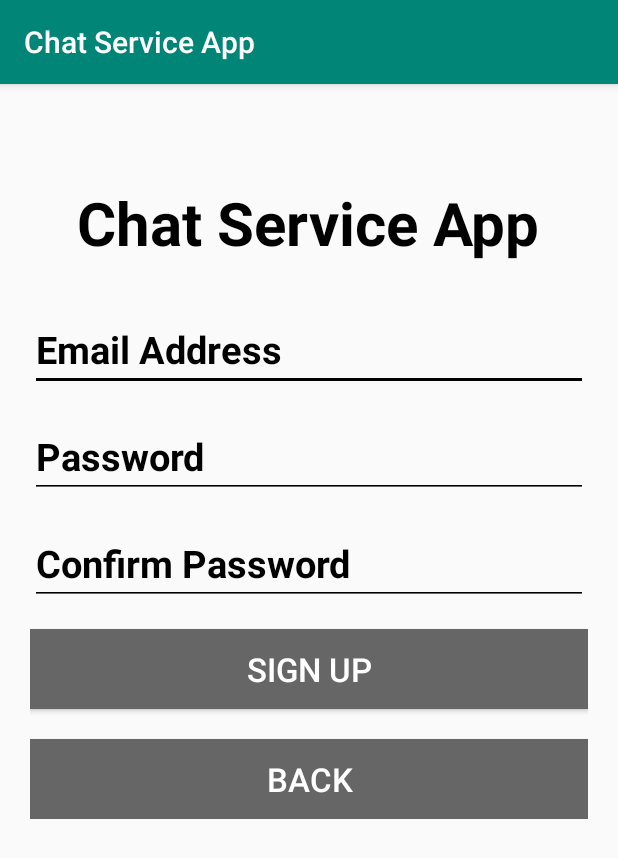
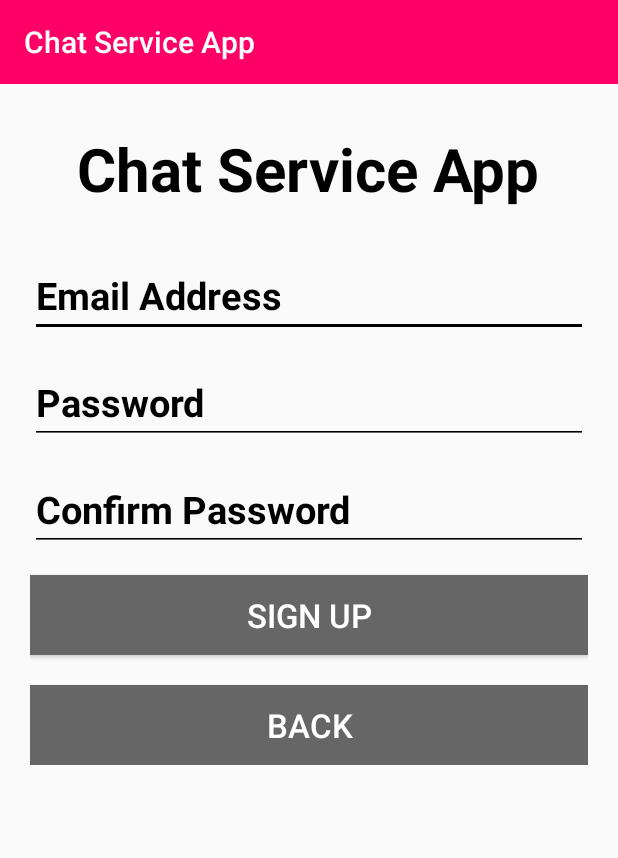
Before and after one commit to JasonHaque/ChatServiceApp, an Android app: the screen it shows after launch (SignUpActivity), after a tap on "SIGN UP", on a phone screen of 412 x 824 dp. Shown: the top 858 px of the screen. Run offline under Robolectric (Android 15) with nearby library versions, the phone set to English and light mode, and no system bars; our stand-ins replace Firebase (no records; nobody signed in at launch, a user with empty details on screens opened directly).

Commit message:
Toolbar style changed at login and signup activity

```diff
--- a/app/src/main/java/com/example/chatserviceapp/LogInActivity.java
+++ b/app/src/main/java/com/example/chatserviceapp/LogInActivity.java
@@ -27,6 +27,7 @@ public class LogInActivity extends AppCompatActivity {
     @Override
     protected void onCreate(Bundle savedInstanceState) {
         super.onCreate(savedInstanceState);
+        setTheme(R.style.MenuTheme);
         setContentView(R.layout.activity_log_in);
         bindWidgets();
         bindListeners();
--- a/app/src/main/java/com/example/chatserviceapp/SignUpActivity.java
+++ b/app/src/main/java/com/example/chatserviceapp/SignUpActivity.java
@@ -26,6 +26,7 @@ public class SignUpActivity extends AppCompatActivity {
     @Override
     protected void onCreate(Bundle savedInstanceState) {
         super.onCreate(savedInstanceState);
+        setTheme(R.style.MenuTheme);
         setContentView(R.layout.activity_sign_up);
         bindWidgets();
         bindListeners();
--- a/app/src/main/res/layout/activity_log_in.xml
+++ b/app/src/main/res/layout/activity_log_in.xml
@@ -6,11 +6,14 @@
     android:layout_height="match_parent"
     tools:context=".LogInActivity">
 
+    <include
+        layout="@layout/bar_layout" />
+
     <LinearLayout
         android:layout_width="match_parent"
         android:layout_height="wrap_content"
         android:padding="20dp"
-        android:layout_marginTop="45dp"
+        android:layout_marginTop="65dp"
         android:orientation="vertical">
         <TextView
             android:layout_width="wrap_content"
--- a/app/src/main/res/layout/activity_sign_up.xml
+++ b/app/src/main/res/layout/activity_sign_up.xml
@@ -6,11 +6,14 @@
     android:layout_height="match_parent"
     tools:context=".SignUpActivity">
 
+    <include
+        layout="@layout/bar_layout" />
+
     <LinearLayout
         android:layout_width="match_parent"
         android:layout_height="wrap_content"
         android:padding="20dp"
-        android:layout_marginTop="45dp"
+        android:layout_marginTop="65dp"
         android:orientation="vertical">
         <TextView
             android:layout_width="wrap_content"
--- a/app/src/main/res/values/styles.xml
+++ b/app/src/main/res/values/styles.xml
@@ -7,5 +7,11 @@
         <item name="colorPrimaryDark">@color/colorPrimaryDark</item>
         <item name="colorAccent">@color/colorAccent</item>
     </style>
+    <style name="MenuTheme" parent="Theme.AppCompat.Light.NoActionBar">
+        <!-- Customize your theme here. -->
+        <item name="colorPrimary">@color/colorPrimary</item>
+        <item name="colorPrimaryDark">@color/colorPrimaryDark</item>
+        <item name="colorAccent">@color/colorAccent</item>
+    </style>
 
 </resources>
```
